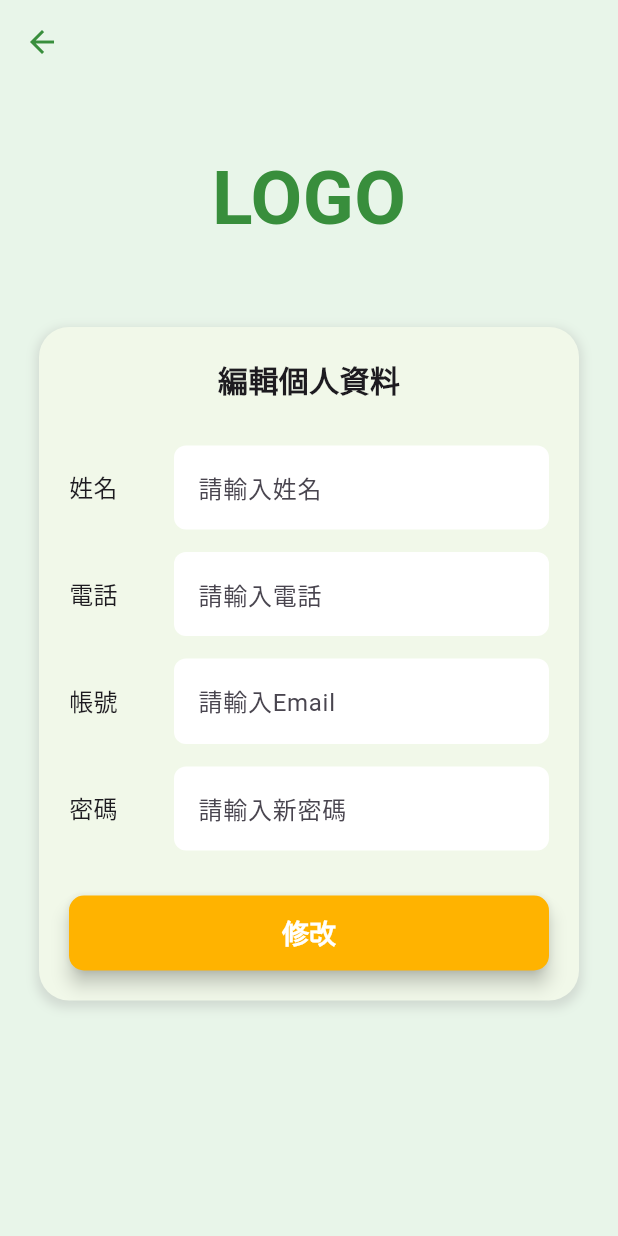
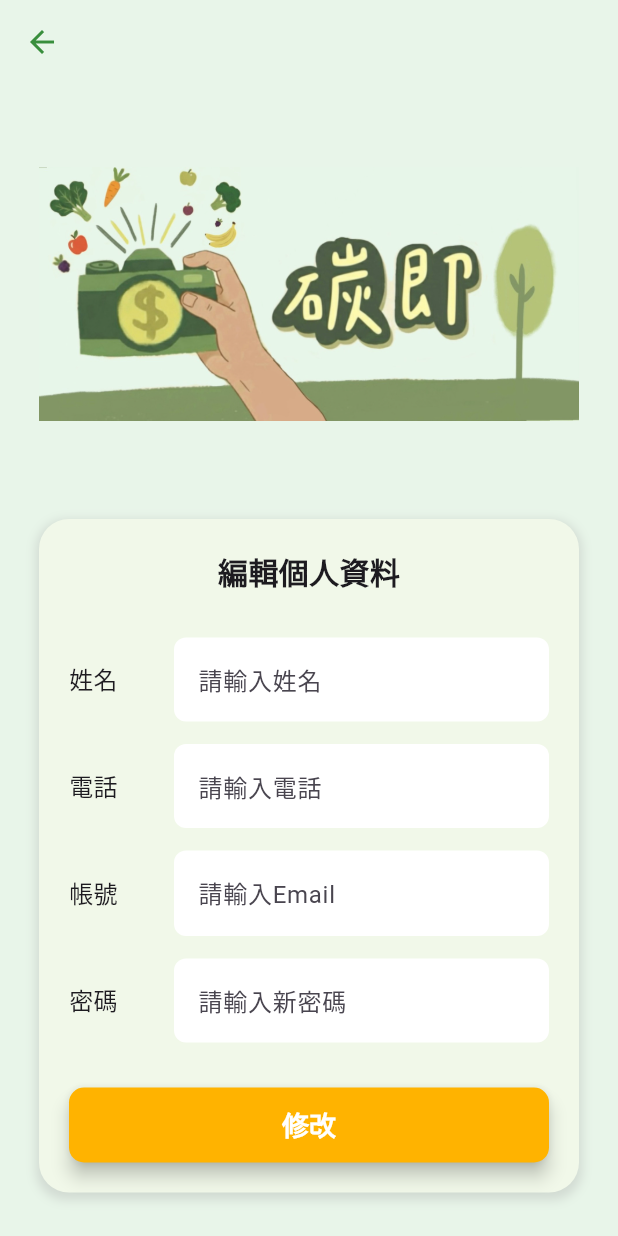
Before and after one commit to Julie983186/DynamicPricing, a Flutter app: the MemberEditPage screen opened directly with empty values, on a phone screen of 412 x 824 dp. Run offline on Flutter 3.47's test engine with Material 3 defaults, Android fonts, the phone set to English and light mode, and no system bars; our stand-ins replace camera, shared_preferences; accounts and stored records are empty.

Commit message:
會員資料修改logo

```diff
--- a/lib/pages/member_edit_page.dart
+++ b/lib/pages/member_edit_page.dart
@@ -41,6 +41,15 @@ class _MemberEditPageState extends State<MemberEditPage> {
     _passwordController = TextEditingController();
   }
 
+  @override
+  void dispose() {
+    _nameController.dispose();
+    _phoneController.dispose();
+    _emailController.dispose();
+    _passwordController.dispose();
+    super.dispose();
+  }
+
   Future<void> _saveChanges() async {
     setState(() => _isLoading = true);
 
@@ -67,6 +76,21 @@ class _MemberEditPageState extends State<MemberEditPage> {
     }
   }
 
+  // 🎯 LOGO 區塊 (與 MemberProfilePage 統一)
+  Widget _buildLogo() {
+    return const SizedBox(
+      height: 200, // 保持 Profile Page 的高度
+      width: double.infinity,
+      child: Center(
+        child: Image(
+          image: AssetImage('assets/logo.png'), // 使用 Image.asset
+          width: double.infinity,
+          fit: BoxFit.fitWidth,
+        ),
+      ),
+    );
+  }
+
   @override
   Widget build(BuildContext context) {
     return Scaffold(
@@ -87,16 +111,10 @@ class _MemberEditPageState extends State<MemberEditPage> {
                       padding: const EdgeInsets.symmetric(horizontal: 20.0),
                       child: Column(
                         children: [
-                          const Padding(
-                            padding: EdgeInsets.only(top: 40.0, bottom: 50.0),
-                            child: Text(
-                              'LOGO',
-                              style: TextStyle(
-                                fontSize: 50,
-                                fontWeight: FontWeight.bold,
-                                color: Color(0xFF388E3C),
-                              ),
-                            ),
+                          // 🎯 替換為圖片 Logo
+                          Padding(
+                            padding: const EdgeInsets.only(top: 40.0, bottom: 50.0), // 保持原有的間距
+                            child: _buildLogo(), // 使用新的 Logo Widget
                           ),
                           _buildFormCard(),
                           const SizedBox(height: 40),
```
